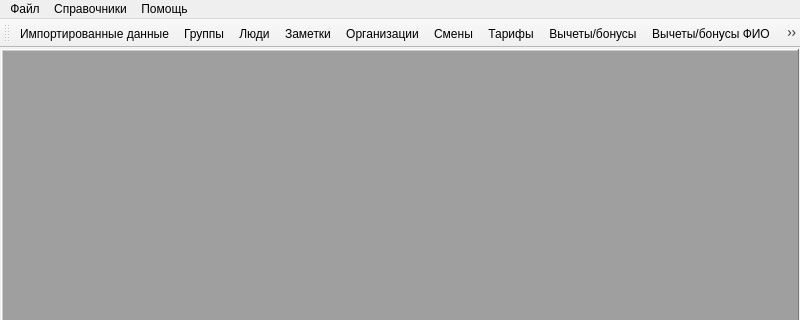
This is src/zmainwindow.ui in SergeyZaz/DSV as Qt 5 draws it before an edit; both pictures show x 0 to 800 and y 0 to 320 of the 800 by 600 pixel window. The edited form follows.
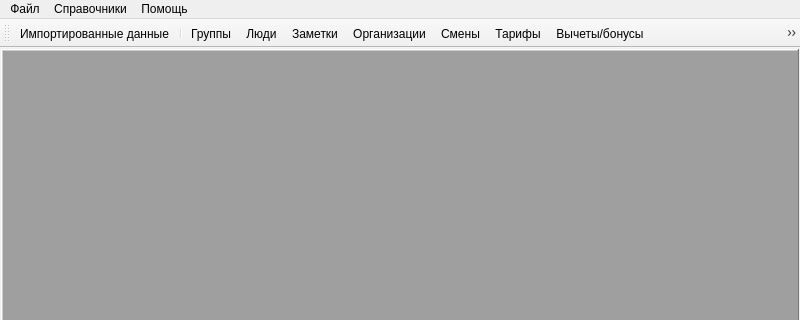
This is the edited form. Icons and pictures are not drawn.

```diff
--- a/src/zmainwindow.ui
+++ b/src/zmainwindow.ui
@@ -125,6 +125,7 @@
     <bool>false</bool>
    </attribute>
    <addaction name="actImportData"/>
+   <addaction name="separator"/>
    <addaction name="actGroups"/>
    <addaction name="actPersons"/>
    <addaction name="actNotes"/>
@@ -133,8 +134,9 @@
    <addaction name="actTariffs"/>
    <addaction name="actPayments"/>
    <addaction name="actPayments2fio"/>
-   <addaction name="actProtokol"/>
    <addaction name="actArchivs"/>
+   <addaction name="separator"/>
+   <addaction name="actProtokol"/>
   </widget>
   <widget class="QDockWidget" name="dockMsgPanel">
    <property name="windowTitle">
```
